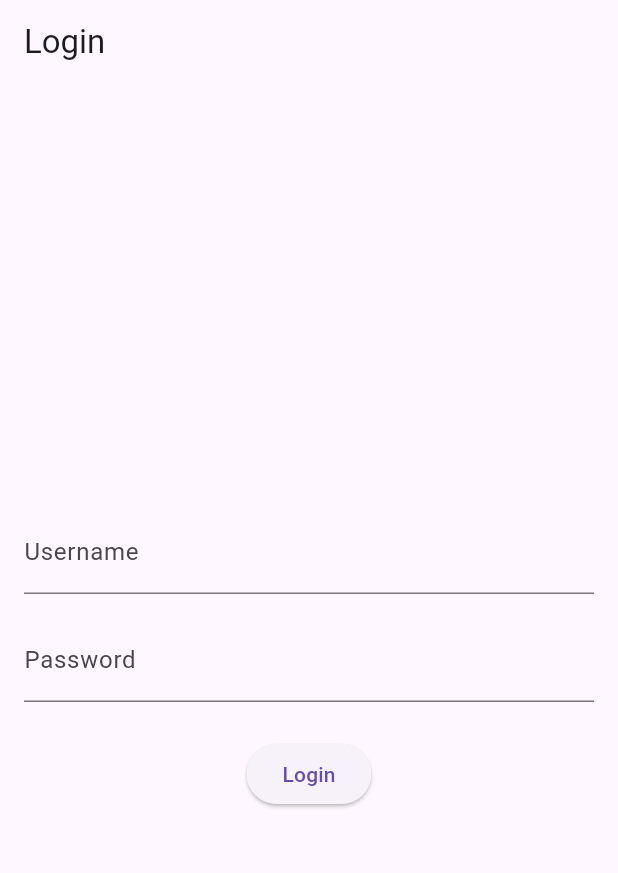
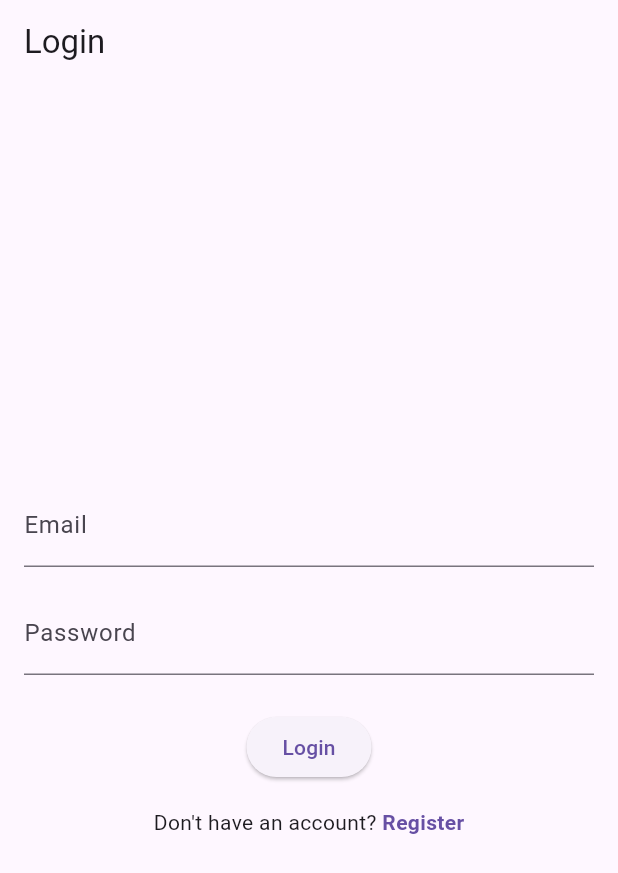
Before and after one commit to sysu-aicpm/frontend, a Flutter app: the screen it shows after launch, on a phone screen of 412 x 824 dp. Shown: the top 873 px of the screen. Run offline on Flutter 3.47's test engine with Material 3 defaults, Android fonts, the light colour scheme and no system bars; our stand-ins replace dio, equatable, flutter_bloc, flutter_secure_storage; accounts and stored records are empty.

Commit message:
debug & adding registering function

```diff
--- a/lib/api/api_client.dart
+++ b/lib/api/api_client.dart
@@ -26,6 +26,13 @@ class ApiClient {
   // Example login method
   Future<Response> login(String email, String password) {
     return _dio.post('/auth/login/', data: {
+      'email': email,
+      'password': password,
+    });
+  }
+
+  Future<Response> register(String email, String password) {
+    return _dio.post('/auth/register/', data: {
       'email': email,
       'password': password,
     });
--- a/lib/bloc/auth/auth_bloc.dart
+++ b/lib/bloc/auth/auth_bloc.dart
@@ -13,6 +13,7 @@ class AuthBloc extends Bloc<AuthEvent, AuthState> {
     on<AuthenticationStatusChecked>(_onAuthenticationStatusChecked);
     on<LoginRequested>(_onLoginRequested);
     on<LogoutRequested>(_onLogoutRequested);
+    on<RegisterRequested>(_onRegisterRequested);
   }
 
   Future<void> _onAuthenticationStatusChecked(
@@ -46,7 +47,7 @@ class AuthBloc extends Bloc<AuthEvent, AuthState> {
     emit(AuthLoading());
     try {
       // First, get the token
-      final loginResponse = await _apiClient.login(event.username, event.password);
+      final loginResponse = await _apiClient.login(event.email, event.password);
       final String token = loginResponse.data['access'];
       await _secureStorage.saveToken(token);
 
@@ -62,6 +63,25 @@ class AuthBloc extends Bloc<AuthEvent, AuthState> {
     }
   }
 
+  Future<void> _onRegisterRequested(
+    RegisterRequested event,
+    Emitter<AuthState> emit,
+  ) async {
+    if (event.password != event.confirmPassword) {
+      emit(const AuthFailure(error: 'Passwords do not match.'));
+      emit(AuthInitial());
+      return;
+    }
+    emit(AuthLoading());
+    try {
+      await _apiClient.register(event.email, event.password);
+      emit(RegistrationSuccessful());
+    } catch (e) {
+      emit(const AuthFailure(error: 'Registration Failed. The email might already be in use.'));
+      emit(AuthInitial());
+    }
+  }
+
   Future<void> _onLogoutRequested(
     LogoutRequested event,
     Emitter<AuthState> emit,
--- a/lib/bloc/auth/auth_event.dart
+++ b/lib/bloc/auth/auth_event.dart
@@ -8,13 +8,28 @@ abstract class AuthEvent extends Equatable {
 }
 
 class LoginRequested extends AuthEvent {
-  final String username;
+  final String email;
   final String password;
 
-  const LoginRequested({required this.username, required this.password});
+  const LoginRequested({required this.email, required this.password});
 
   @override
-  List<Object> get props => [username, password];
+  List<Object> get props => [email, password];
+}
+
+class RegisterRequested extends AuthEvent {
+  final String email;
+  final String password;
+  final String confirmPassword;
+
+  const RegisterRequested({
+    required this.email,
+    required this.password,
+    required this.confirmPassword,
+  });
+
+  @override
+  List<Object> get props => [email, password, confirmPassword];
 }
 
 class LogoutRequested extends AuthEvent {}
--- a/lib/bloc/auth/auth_state.dart
+++ b/lib/bloc/auth/auth_state.dart
@@ -23,6 +23,8 @@ class Authenticated extends AuthState {
 
 class Unauthenticated extends AuthState {}
 
+class RegistrationSuccessful extends AuthState {}
+
 class AuthFailure extends AuthState {
   final String error;
 
--- a/lib/config/env.dart
+++ b/lib/config/env.dart
@@ -1,3 +1,7 @@
 class Env {
-  static const apiUrl = String.fromEnvironment('API_URL');
+  static const String _devApiUrl = 'http://172.18.198.206:8080/api/v1';
+  static const String apiUrl = String.fromEnvironment(
+    'API_URL',
+    defaultValue: _devApiUrl,
+  );
 }
--- a/lib/main.dart
+++ b/lib/main.dart
@@ -1,6 +1,7 @@
 import 'package:flutter/material.dart';
 import 'package:flutter_bloc/flutter_bloc.dart';
 import 'package:smart_home_app/api/api_client.dart';
+import 'package:smart_home_app/bloc/app_bloc_observer.dart';
 import 'package:smart_home_app/bloc/auth/auth_bloc.dart';
 import 'package:smart_home_app/bloc/auth/auth_event.dart';
 import 'package:smart_home_app/bloc/auth/auth_state.dart';
@@ -9,7 +10,22 @@ import 'package:smart_home_app/pages/login_page.dart';
 import 'package:smart_home_app/utils/secure_storage.dart';
 
 void main() {
-  runApp(const MyApp());
+  Bloc.observer = AppBlocObserver();
+  runApp(
+    RepositoryProvider(
+      create: (context) => SecureStorage(),
+      child: RepositoryProvider(
+        create: (context) => ApiClient(context.read<SecureStorage>()),
+        child: BlocProvider(
+          create: (context) => AuthBloc(
+            context.read<ApiClient>(),
+            context.read<SecureStorage>(),
+          )..add(AuthenticationStatusChecked()),
+          child: const MyApp(),
+        ),
+      ),
+    ),
+  );
 }
 
 class MyApp extends StatelessWidget {
@@ -17,49 +33,20 @@ class MyApp extends StatelessWidget {
 
   @override
   Widget build(BuildContext context) {
-    // Create instances of the dependencies
-    final SecureStorage secureStorage = SecureStorage();
-    final ApiClient apiClient = ApiClient(secureStorage);
-
-    return RepositoryProvider.value(
-      value: apiClient,
-      child: BlocProvider(
-        create: (context) => AuthBloc(
-          context.read<ApiClient>(),
-          secureStorage,
-        )..add(AuthenticationStatusChecked()),
-        child: MaterialApp(
-          title: 'Smart Home App',
+    return MaterialApp(
+      title: 'Smart Home App',
       theme: ThemeData(
-            primarySwatch: Colors.blue,
-          ),
-          home: const AppNavigator(),
-        ),
+        primarySwatch: Colors.blue,
+        visualDensity: VisualDensity.adaptivePlatformDensity,
+      ),
+      home: BlocBuilder<AuthBloc, AuthState>(
+        builder: (context, state) {
+          if (state is Authenticated) {
+            return const HomePage();
+          }
+          return const LoginPage();
+        },
       ),
     );
   }
 }
-
-class AppNavigator extends StatelessWidget {
-  const AppNavigator({super.key});
-
-  @override
-  Widget build(BuildContext context) {
-    return BlocBuilder<AuthBloc, AuthState>(
-      builder: (context, state) {
-        if (state is Authenticated) {
-          return const HomePage();
-        }
-        if (state is Unauthenticated || state is AuthFailure) {
-          return const LoginPage();
-        }
-        // Show a loading screen while checking auth status
-        return const Scaffold(
-      body: Center(
-            child: CircularProgressIndicator(),
-          ),
-        );
-      },
-    );
-  }
-}
--- a/lib/pages/login_page.dart
+++ b/lib/pages/login_page.dart
@@ -1,9 +1,11 @@
+import 'package:flutter/gestures.dart';
 import 'package:flutter/material.dart';
 import 'package:flutter_bloc/flutter_bloc.dart';
 import 'package:smart_home_app/bloc/auth/auth_bloc.dart';
 import 'package:smart_home_app/bloc/auth/auth_event.dart';
 import 'package:smart_home_app/bloc/auth/auth_state.dart';
 import 'package:smart_home_app/pages/home_page.dart';
+import 'package:smart_home_app/pages/register_page.dart';
 
 class LoginPage extends StatefulWidget {
   const LoginPage({super.key});
@@ -13,15 +15,17 @@ class LoginPage extends StatefulWidget {
 }
 
 class _LoginPageState extends State<LoginPage> {
-  final _usernameController = TextEditingController();
+  final _emailController = TextEditingController();
   final _passwordController = TextEditingController();
 
   @override
   Widget build(BuildContext context) {
+    print('LOGIN_PAGE: Build method called.');
     return Scaffold(
       appBar: AppBar(title: const Text('Login')),
       body: BlocConsumer<AuthBloc, AuthState>(
         listener: (context, state) {
+          print('LOGIN_PAGE_LISTENER: State is ${state.runtimeType}');
           if (state is AuthFailure) {
             ScaffoldMessenger.of(context).showSnackBar(
               SnackBar(content: Text(state.error)),
@@ -34,15 +38,16 @@ class _LoginPageState extends State<LoginPage> {
           }
         },
         builder: (context, state) {
+          print('LOGIN_PAGE_BUILDER: State is ${state.runtimeType}');
           return Padding(
             padding: const EdgeInsets.all(16.0),
             child: Column(
               mainAxisAlignment: MainAxisAlignment.center,
               children: [
                 TextField(
-                  controller: _usernameController,
-                  key: const ValueKey('username_field'),
-                  decoration: const InputDecoration(labelText: 'Username'),
+                  controller: _emailController,
+                  key: const ValueKey('email_field'),
+                  decoration: const InputDecoration(labelText: 'Email'),
                 ),
                 const SizedBox(height: 16),
                 TextField(
@@ -59,13 +64,35 @@ class _LoginPageState extends State<LoginPage> {
                     onPressed: () {
                       context.read<AuthBloc>().add(
                             LoginRequested(
-                              username: _usernameController.text,
+                              email: _emailController.text,
                               password: _passwordController.text,
                             ),
                           );
                     },
                     child: const Text('Login'),
                   ),
+                const SizedBox(height: 16),
+                RichText(
+                  text: TextSpan(
+                    text: "Don't have an account? ",
+                    style: DefaultTextStyle.of(context).style,
+                    children: <TextSpan>[
+                      TextSpan(
+                        text: 'Register',
+                        style: TextStyle(
+                          fontWeight: FontWeight.bold,
+                          color: Theme.of(context).colorScheme.primary,
+                        ),
+                        recognizer: TapGestureRecognizer()
+                          ..onTap = () {
+                            Navigator.of(context).push(
+                              MaterialPageRoute(builder: (_) => const RegisterPage()),
+                            );
+                          },
+                      ),
+                    ],
+                  ),
+                )
               ],
             ),
           );
@@ -76,7 +103,7 @@ class _LoginPageState extends State<LoginPage> {
 
   @override
   void dispose() {
-    _usernameController.dispose();
+    _emailController.dispose();
     _passwordController.dispose();
     super.dispose();
   }
```
Also changed, not shown: lib/bloc/app_bloc_observer.dart (added, +20 -0 lines), lib/pages/register_page.dart (added, +96 -0 lines), pubspec.lock.
